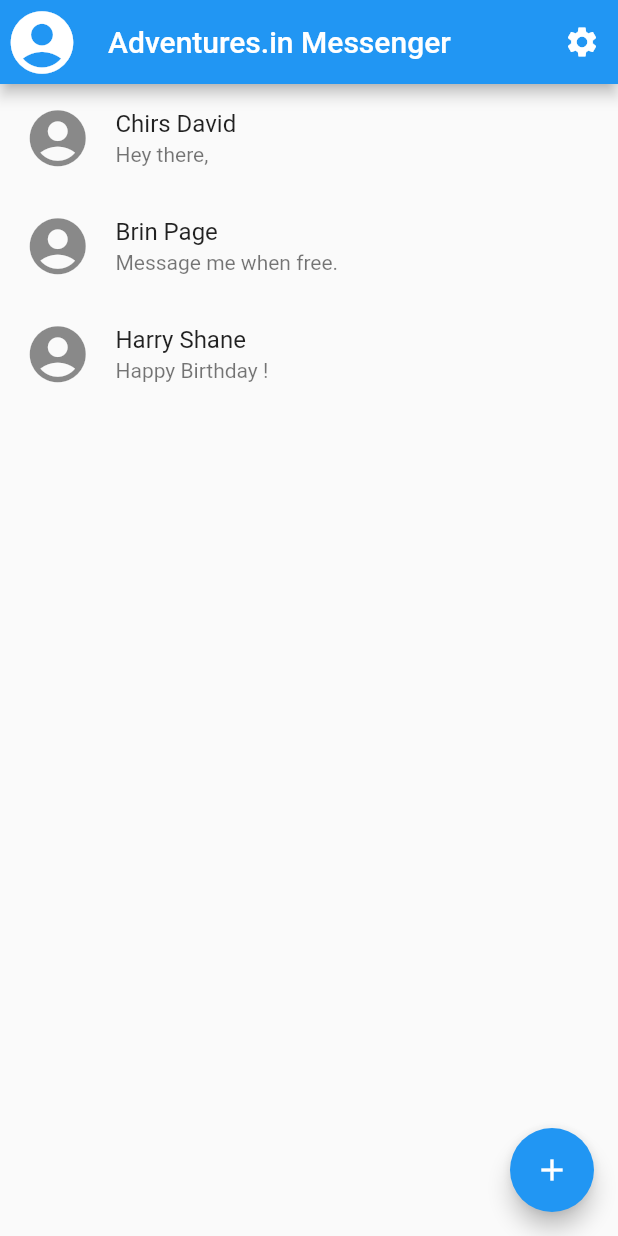
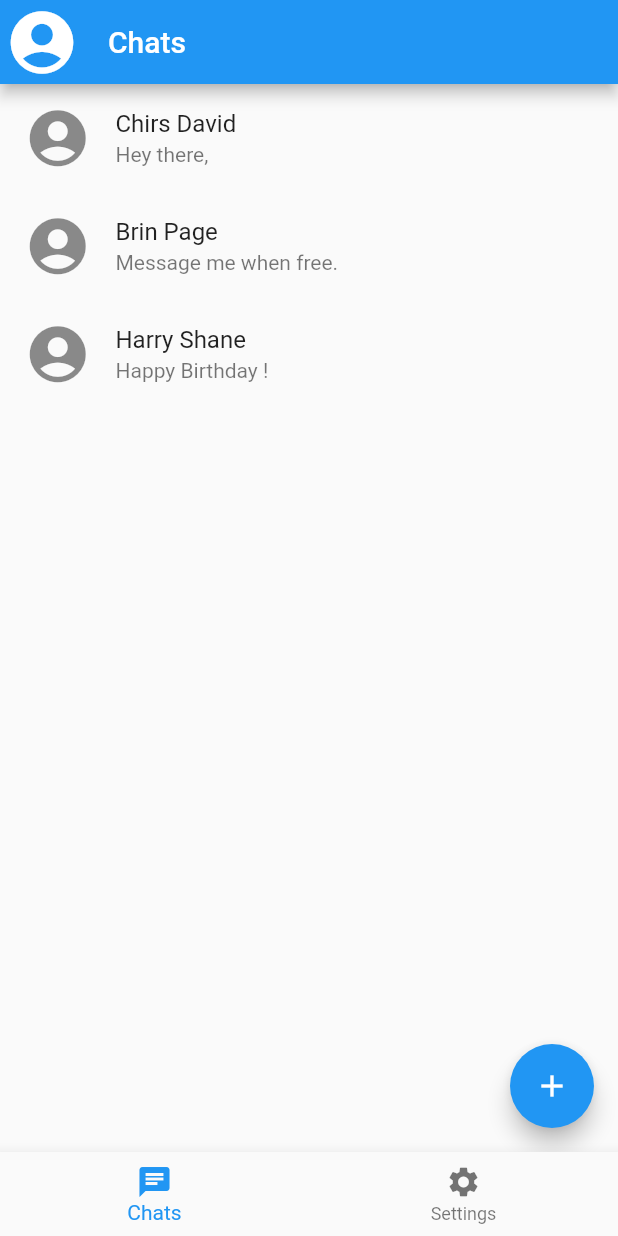
Before and after one commit to adventures-in/chat_app, a Flutter app: the screen it shows once a user with an empty profile is signed in, on a phone screen of 412 x 824 dp. Run offline on Flutter 3.47's test engine with Material 2 defaults, Android fonts, the phone set to English and light mode, and no system bars; our stand-ins replace firebase_auth, google_sign_in; missing offline and left inert: flutter_auth_buttons, flutter_facebook_login; accounts and stored records are empty.

Commit message:
Bottom navigation & named routes (#47)
* Add Home page

* Modify Chats and Settings page to fit the new bottom nav

* Replace current top page with Home

* Create simple loader page

* Fix logout closing too many windows

* Refactor navigation to use named routes

```diff
--- a/lib/chat_page.dart
+++ b/lib/chat_page.dart
@@ -1,15 +1,21 @@
 import 'package:flutter/material.dart';
 
-class ChatPage extends StatelessWidget {
+class ChatPageArgs {
   final String username;
 
-  ChatPage({Key key, @required this.username}) : super(key: key);
+  ChatPageArgs(this.username);
+}
+
+class ChatPage extends StatelessWidget {
+  static const routeName = '/chat';
 
   @override
   Widget build(BuildContext context) {
+    final ChatPageArgs args = ModalRoute.of(context).settings.arguments;
+
     return Scaffold(
       appBar: AppBar(
-        title: Text(username),
+        title: Text(args.username),
       ),
       body: Center(),
     );
--- a/lib/conversations_page.dart
+++ b/lib/conversations_page.dart
@@ -1,6 +1,5 @@
 import 'package:flutter/material.dart';
 import 'package:meetup_chatapp/chat_page.dart';
-import 'package:meetup_chatapp/options_page.dart';
 
 class ConversationsPage extends StatelessWidget {
   @override
@@ -10,15 +9,7 @@ class ConversationsPage extends StatelessWidget {
         // Here we take the value from the MyHomePage object that was created by
         // the App.build method, and use it to set our appbar title.
         leading: Icon(Icons.account_circle, size: 50),
-        title: Text("Adventures.in Messenger"),
-        actions: <Widget>[
-          IconButton(
-              icon: Icon(Icons.settings),
-              onPressed: () {
-                Navigator.push(context,
-                    MaterialPageRoute(builder: (context) => OptionsPage()));
-              }),
-        ],
+        title: Text("Chats"),
       ),
 
       body: ConversationList(),
@@ -61,13 +52,10 @@ class _ConversationListState extends State<ConversationList> {
                 title: Text(userNames[index]),
                 subtitle: Text(mockMessages[index]),
                 onTap: () {
-                  Navigator.push(
-                    context,
-                    MaterialPageRoute(
-                        builder: (context) => ChatPage(
-                              username: userNames[index],
-                            )),
-                  );
+                  Navigator.pushNamed(context, ChatPage.routeName,
+                      arguments: ChatPageArgs(
+                        userNames[index],
+                      ));
                 },
               );
             }),
--- /dev/null
+++ b/lib/home.dart
@@ -0,0 +1,39 @@
+import 'package:flutter/material.dart';
+import 'package:meetup_chatapp/conversations_page.dart';
+import 'package:meetup_chatapp/options_page.dart';
+
+class HomePage extends StatefulWidget {
+  @override
+  State<StatefulWidget> createState() => HomePageState();
+}
+
+class HomePageState extends State<HomePage> {
+  int _currentIndex = 0;
+
+  @override
+  Widget build(BuildContext context) {
+    return Scaffold(
+      body: IndexedStack(
+        index: _currentIndex,
+        children: <Widget>[
+          ConversationsPage(),
+          OptionsPage(),
+        ],
+      ),
+      bottomNavigationBar: BottomNavigationBar(
+        currentIndex: _currentIndex,
+        items: const <BottomNavigationBarItem>[
+          BottomNavigationBarItem(icon: Icon(Icons.chat), title: Text("Chats")),
+          BottomNavigationBarItem(
+              icon: Icon(Icons.settings), title: Text("Settings")),
+        ],
+        onTap: (int index) {
+          setState(() {
+            _currentIndex = index;
+          });
+        },
+        selectedItemColor: Theme.of(context).accentColor,
+      ),
+    );
+  }
+}
--- a/lib/link_accounts_page.dart
+++ b/lib/link_accounts_page.dart
@@ -5,6 +5,8 @@ import 'package:flutter_facebook_login/flutter_facebook_login.dart';
 import 'package:google_sign_in/google_sign_in.dart';
 
 class LinkAccountsPage extends StatelessWidget {
+  static final routeName = '/link_accounts';
+
   @override
   Widget build(BuildContext context) {
     return Scaffold(
--- a/lib/main.dart
+++ b/lib/main.dart
@@ -1,7 +1,11 @@
 import 'package:firebase_auth/firebase_auth.dart';
 import 'package:flutter/material.dart';
 import 'package:meetup_chatapp/auth_page.dart';
-import 'package:meetup_chatapp/conversations_page.dart';
+import 'package:meetup_chatapp/chat_page.dart';
+import 'package:meetup_chatapp/home.dart';
+import 'package:meetup_chatapp/splash.dart';
+import 'package:meetup_chatapp/link_accounts_page.dart';
+import 'package:meetup_chatapp/profile_page.dart';
 
 void main() => runApp(MyApp());
 
@@ -16,12 +20,22 @@ class MyApp extends StatelessWidget {
       home: StreamBuilder(
         stream: FirebaseAuth.instance.onAuthStateChanged,
         builder: (context, snapshot) {
+          if (snapshot.connectionState == ConnectionState.active) {
             if (snapshot.hasData) {
-              return ConversationsPage();
+              return HomePage();
             } else {
               return AuthPage();
             }
+          }
+
+          return SplashPage();
         },
-        ));
+      ),
+      routes: {
+        ChatPage.routeName: (context) => ChatPage(),
+        ProfilePage.routeName: (context) => ProfilePage(),
+        LinkAccountsPage.routeName: (context) => LinkAccountsPage(),
+      },
+    );
   }
 }
--- a/lib/profile_page.dart
+++ b/lib/profile_page.dart
@@ -1,8 +1,9 @@
 import 'package:firebase_auth/firebase_auth.dart';
 import 'package:flutter/material.dart';
-import 'package:flutter_auth_buttons/flutter_auth_buttons.dart';
 
 class ProfilePage extends StatelessWidget {
+  static final routeName = '/profile';
+
   @override
   Widget build(BuildContext context) {
     return Scaffold(
```
Also changed, not shown: lib/options_page.dart (+5 -11 lines), lib/splash.dart (added, +8 -0 lines). Lines whose indentation alone changed are shown as unchanged.
